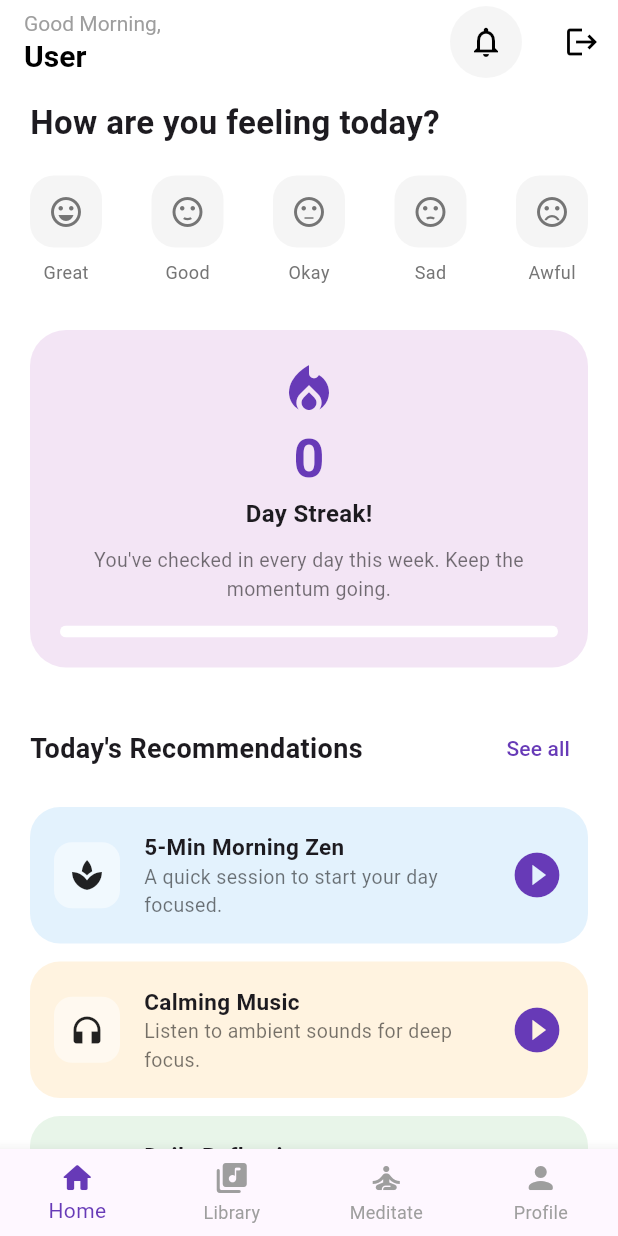
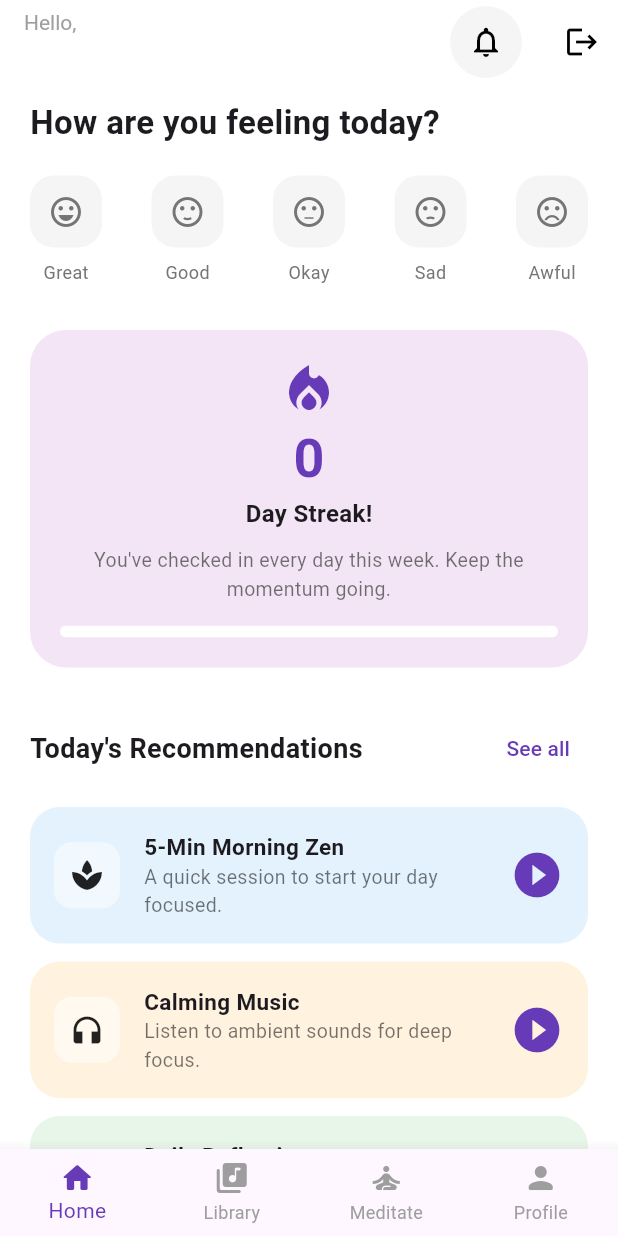
Before and after one commit to pedrohdmramalho/bip-project, a Flutter app: the screen it shows once a user with an empty profile is signed in, on a phone screen of 412 x 824 dp. Run offline on Flutter 3.47's test engine with Material 3 defaults, Android fonts, the phone set to English and light mode, and no system bars; our stand-ins replace audioplayers, cloud_firestore, equatable, firebase_auth, firebase_core, flutter_bloc and 1 more; accounts and stored records are empty.

Commit message:
feat: display name of logged in user

```diff
--- a/lib/pages/meditation_page.dart
+++ b/lib/pages/meditation_page.dart
@@ -8,7 +8,8 @@ class MeditationPage extends StatelessWidget {
     return Scaffold(
       appBar: AppBar(
         title: const Text("Meditation"),
-        automaticallyImplyLeading: false, // Cache la flèche car on est dans un onglet
+        automaticallyImplyLeading:
+            false, // Cache la flèche car on est dans un onglet
         centerTitle: true,
       ),
       body: const Center(child: Text("Meditation Content")),
--- a/lib/pages/my_homepage.dart
+++ b/lib/pages/my_homepage.dart
@@ -22,11 +22,10 @@ class _MyHomePageState extends State<MyHomePage> {
   Widget build(BuildContext context) {
     return Scaffold(
       backgroundColor: Colors.white,
-      // We keep the AppBar for the Logout button
       appBar: AppBar(
         backgroundColor: Colors.white,
         elevation: 0,
-        title: _buildHeader(context), // Custom Header inside AppBar
+        title: _buildHeader(context),
         actions: [
           IconButton(
             icon: const Icon(Icons.logout, color: Colors.black),
@@ -111,18 +110,21 @@ class _MyHomePageState extends State<MyHomePage> {
   }
 
   Widget _buildHeader(BuildContext context) {
+    final user = widget.authService.currentUser;
+    final displayName = user?.displayName ?? 'User';
+
     return Row(
       children: [
-        const Column(
+        Column(
           crossAxisAlignment: CrossAxisAlignment.start,
           children: [
-            Text(
-              "Good Morning,",
+            const Text(
+              "Hello,",
               style: TextStyle(color: Colors.grey, fontSize: 14),
             ),
             Text(
-              "User",
-              style: TextStyle(
+              displayName,
+              style: const TextStyle(
                 fontSize: 20,
                 fontWeight: FontWeight.bold,
                 color: Colors.black,
```
